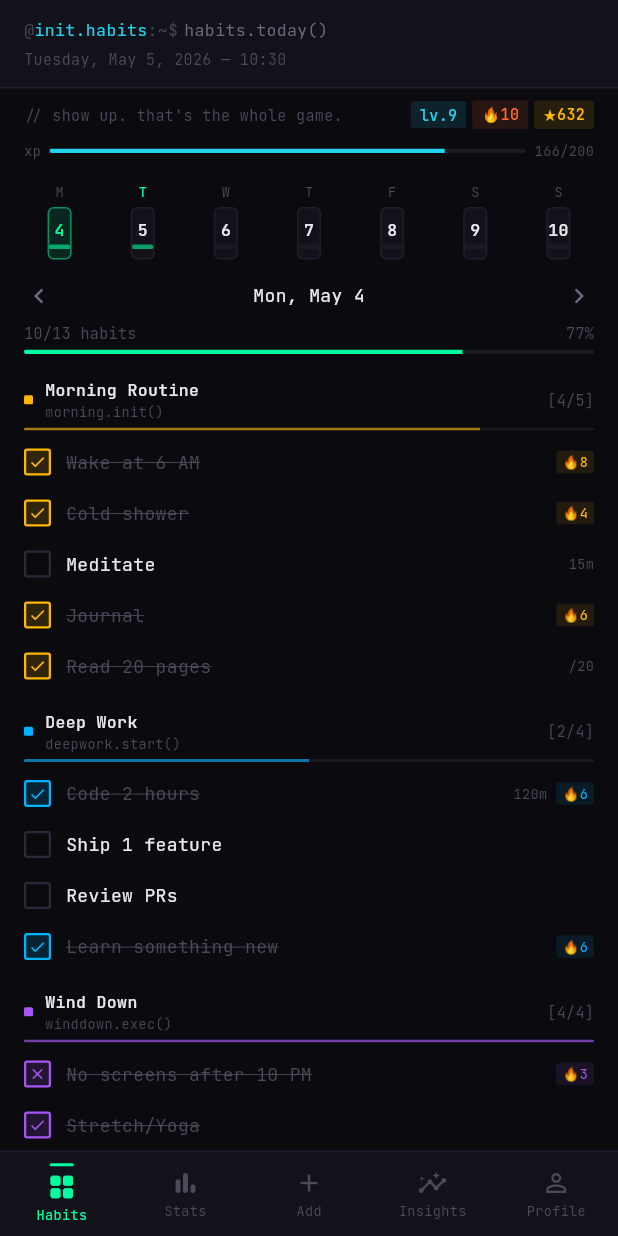
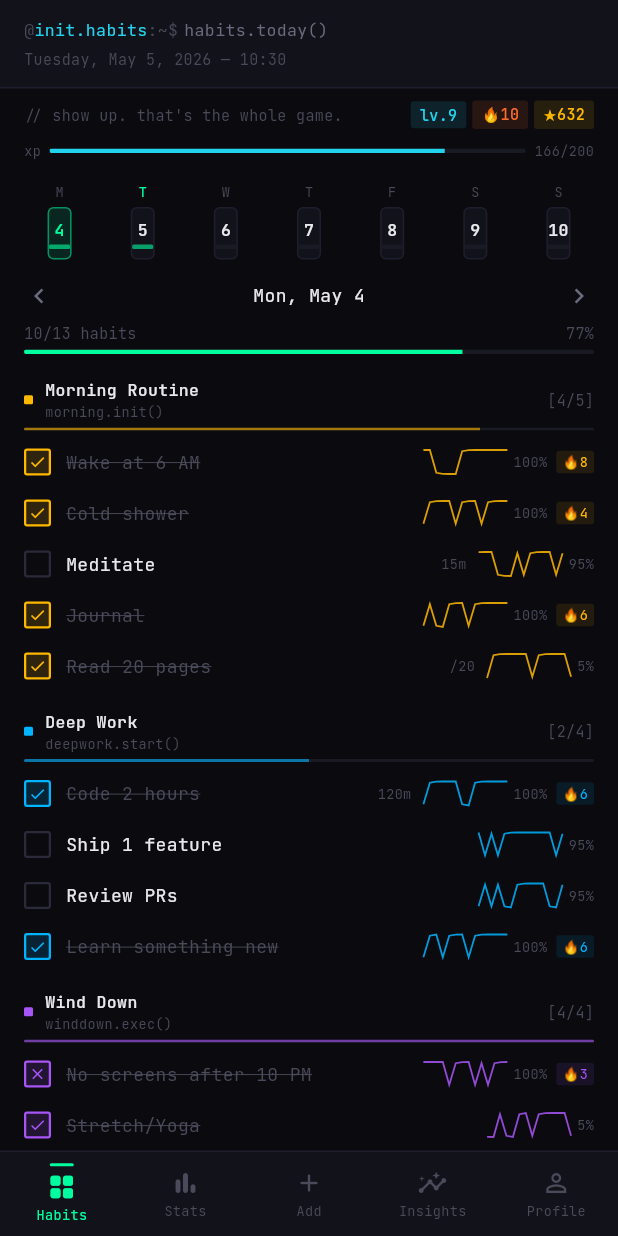
Before and after one commit to lekhanpro/init-habits, a Flutter app: the screen it shows once a user with an empty profile is signed in, after a tap on an icon or button, on a phone screen of 412 x 824 dp. Run offline on Flutter 3.47's test engine with Material 3 defaults, Android fonts, the phone set to English and light mode, and no system bars; our stand-ins replace firebase_auth, firebase_core, fl_chart, flutter_local_notifications, google_fonts, google_sign_in and 3 more; accounts and stored records are empty.

Commit message:
feat: Streaks 2.0 slice — sparkline + shield badge on home, auto-award shields
home_screen: each habit row now shows a 14-day score sparkline, score %,
and shield badge alongside the existing streak chip. Pulls data from
existing habitScore / habitScoreHistory store methods (no logic change).

habit_store.toggleCompletion: now invokes _maybeAwardShield after each new
completion, which mints a tier-1/2/3 shield when current streak crosses
7/14/30 days respectively. awardShield was unwired before this commit.

Sparkline rendered via a new lightweight CustomPainter widget
(widgets/score_sparkline.dart) — no new package dependencies.

Shield consumption on miss is intentionally deferred to a later slice;
this change is additive and does not modify streak math.

Co-Authored-By: Claude Sonnet 4.6 (1M context) <noreply@anthropic.com>

```diff
--- a/flutter_app/lib/screens/home_screen.dart
+++ b/flutter_app/lib/screens/home_screen.dart
@@ -6,6 +6,7 @@ import '../stores/habit_store.dart';
 import '../theme/app_theme.dart';
 import '../widgets/terminal_header.dart';
 import '../widgets/habit_timer_sheet.dart';
+import '../widgets/score_sparkline.dart';
 import 'add_habit_screen.dart';
 import 'habit_detail_screen.dart';
 
@@ -243,6 +244,9 @@ class HomeScreen extends StatelessWidget {
     final streak = store.getStreakForHabit(habit.id);
     final isNegative = habit.type == HabitType.negative;
     final isTimer = habit.type == HabitType.timer;
+    final score = store.habitScore(habit.id);
+    final sparkScores = store.habitScoreHistory(habit.id, days: 14);
+    final scorePct = (score * 100).round();
 
     return GestureDetector(
       onTap: () {
@@ -288,6 +292,18 @@ class HomeScreen extends StatelessWidget {
             Text('${habit.targetMinutes}m', style: TextStyle(color: AppColors.textTertiary, fontSize: 9)),
           if (habit.type == HabitType.count && habit.targetCount != null)
             Text('/${habit.targetCount}', style: TextStyle(color: AppColors.textTertiary, fontSize: 9)),
+          if (sparkScores.length >= 2) ...[
+            const SizedBox(width: 8),
+            ScoreSparkline(scores: sparkScores, color: color),
+            const SizedBox(width: 4),
+            Text('$scorePct%',
+                style: TextStyle(color: AppColors.textTertiary, fontSize: 9)),
+          ],
+          if (habit.shieldsRemaining > 0) ...[
+            const SizedBox(width: 6),
+            Text('${'🛡' * habit.shieldsRemaining}',
+                style: const TextStyle(fontSize: 9)),
+          ],
           if (streak >= 2) ...[
             const SizedBox(width: 6),
             Container(
--- a/flutter_app/lib/stores/habit_store.dart
+++ b/flutter_app/lib/stores/habit_store.dart
@@ -151,15 +151,32 @@ class HabitStore extends ChangeNotifier {
 
   void toggleCompletion(String habitId, String date) {
     final existing = getCompletionForHabit(habitId, date);
-    if (existing != null) {
+    final wasCompleted = existing != null;
+    if (wasCompleted) {
       completions.removeWhere((c) => c.id == existing.id);
     } else {
       completions.add(Completion(id: _uuid.v4(), habitId: habitId, date: date));
     }
     if (isDemo) isDemo = false;
+    if (!wasCompleted) _maybeAwardShield(habitId);
     _evaluateAchievements();
     _save();
     notifyListeners();
+  }
+
+  // Award shield when streak crosses 7/14/30 thresholds.
+  void _maybeAwardShield(String habitId) {
+    final idx = habits.indexWhere((h) => h.id == habitId);
+    if (idx < 0) return;
+    final h = habits[idx];
+    final streak = getStreakForHabit(habitId);
+    int tier = 0;
+    if (streak >= 30) tier = 3;
+    else if (streak >= 14) tier = 2;
+    else if (streak >= 7) tier = 1;
+    if (tier > h.shieldTier) {
+      habits[idx] = h.copyWith(shieldTier: tier, shieldsRemaining: tier);
+    }
   }
 
   int getStreakForHabit(String habitId) {
--- /dev/null
+++ b/flutter_app/lib/widgets/score_sparkline.dart
@@ -0,0 +1,59 @@
+import 'package:flutter/material.dart';
+
+class ScoreSparkline extends StatelessWidget {
+  final List<double> scores;
+  final Color color;
+  final double width;
+  final double height;
+
+  const ScoreSparkline({
+    super.key,
+    required this.scores,
+    required this.color,
+    this.width = 56,
+    this.height = 16,
+  });
+
+  @override
+  Widget build(BuildContext context) {
+    if (scores.isEmpty) return SizedBox(width: width, height: height);
+    return SizedBox(
+      width: width,
+      height: height,
+      child: CustomPaint(painter: _SparklinePainter(scores, color)),
+    );
+  }
+}
+
+class _SparklinePainter extends CustomPainter {
+  final List<double> scores;
+  final Color color;
+
+  _SparklinePainter(this.scores, this.color);
+
+  @override
+  void paint(Canvas canvas, Size size) {
+    if (scores.length < 2) return;
+    final maxV = scores.reduce((a, b) => a > b ? a : b).clamp(0.01, 1.0);
+    final stepX = size.width / (scores.length - 1);
+    final path = Path();
+    for (int i = 0; i < scores.length; i++) {
+      final x = i * stepX;
+      final y = size.height - (scores[i] / maxV) * size.height;
+      if (i == 0) {
+        path.moveTo(x, y);
+      } else {
+        path.lineTo(x, y);
+      }
+    }
+    final stroke = Paint()
+      ..color = color.withValues(alpha: 0.85)
+      ..style = PaintingStyle.stroke
+      ..strokeWidth = 1.2;
+    canvas.drawPath(path, stroke);
+  }
+
+  @override
+  bool shouldRepaint(covariant _SparklinePainter old) =>
+      old.scores != scores || old.color != color;
+}
```
